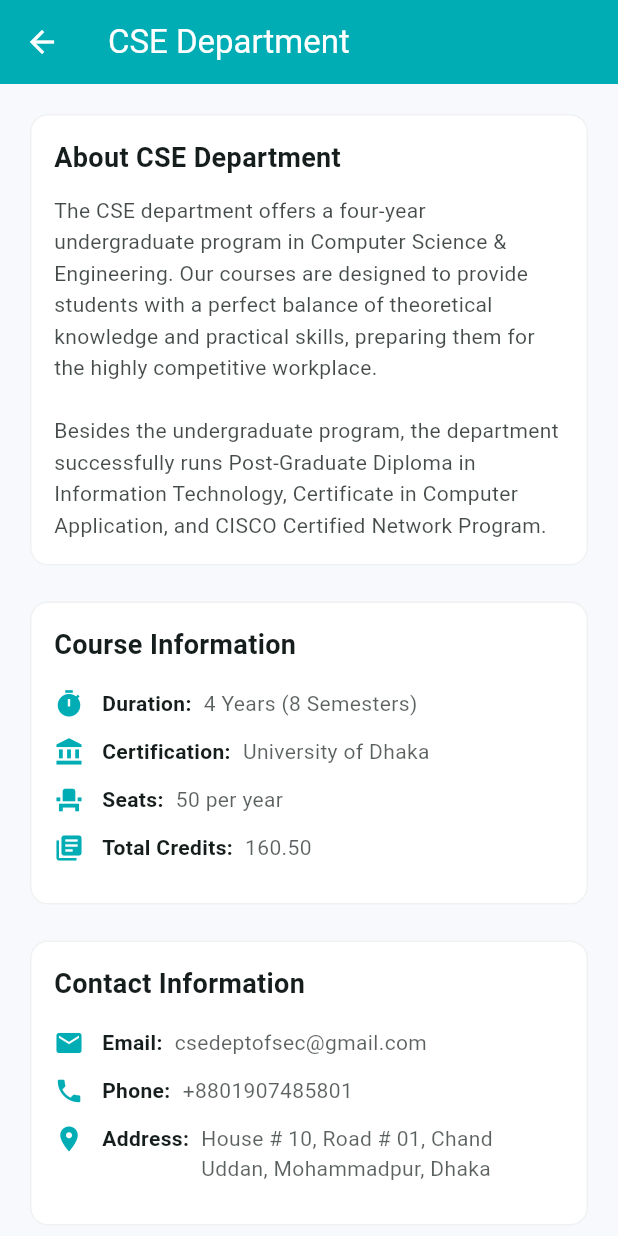
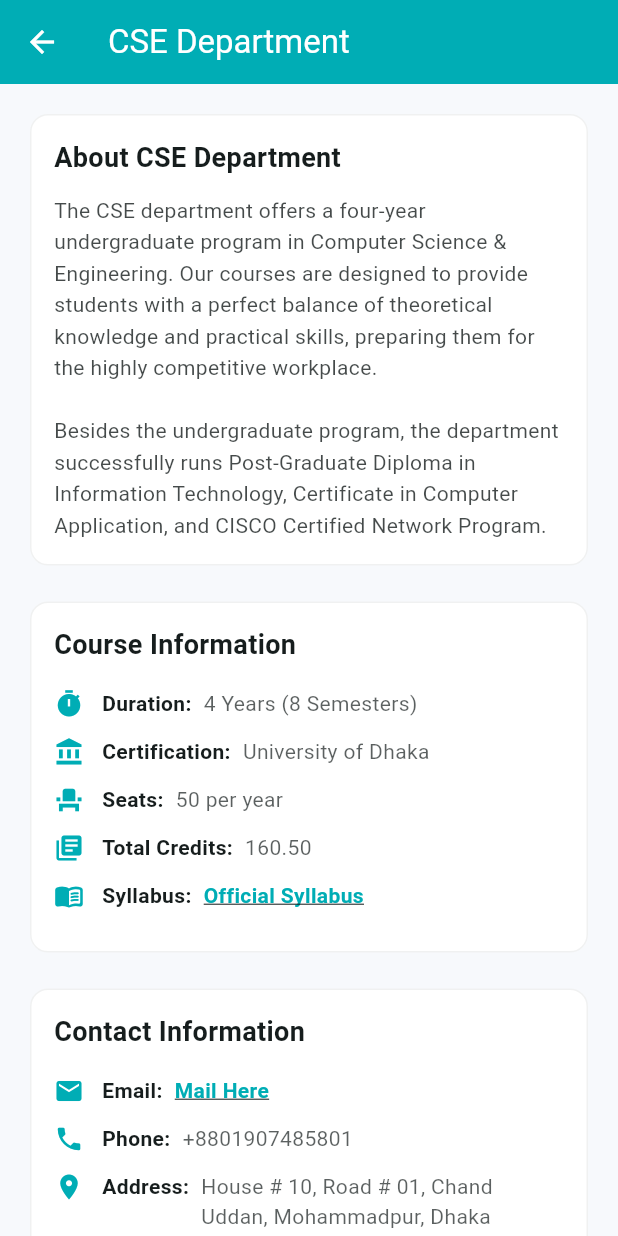
Before and after one commit to ImranHasan13421/ShEC-CSE, a Flutter app: the DepartmentScreen screen opened directly, on a phone screen of 412 x 824 dp. Run offline on Flutter 3.47's test engine with Material 3 defaults, Android fonts, the phone set to English and light mode, and no system bars; our stand-ins replace image_cropper, image_picker.

Commit message:
Updating Screens

```diff
--- a/lib/screens/department_screen.dart
+++ b/lib/screens/department_screen.dart
@@ -1,13 +1,19 @@
-//lib/screens/department_screen.dart/
 import 'package:flutter/material.dart';
+import 'package:url_launcher/url_launcher.dart'; // Make sure to add this import
 
 class DepartmentScreen extends StatelessWidget {
   const DepartmentScreen({super.key});
 
+  // Helper method to open URLs
+  Future<void> _launchURL(String urlString) async {
+    final Uri url = Uri.parse(urlString);
+    if (!await launchUrl(url, mode: LaunchMode.externalApplication)) {
+      debugPrint('Could not launch $urlString');
+    }
+  }
+
   @override
   Widget build(BuildContext context) {
-    final colors = Theme.of(context).colorScheme;
-
     return Scaffold(
       appBar: AppBar(
         title: const Text('CSE Department'),
@@ -24,12 +30,14 @@ class DepartmentScreen extends StatelessWidget {
             _InfoRow(Icons.account_balance, 'Certification:', 'University of Dhaka'),
             _InfoRow(Icons.event_seat, 'Seats:', '50 per year'),
             _InfoRow(Icons.library_books, 'Total Credits:', '160.50'),
+            _InfoRow(Icons.menu_book_rounded, 'Syllabus:', 'Official Syllabus', url: 'https://drive.google.com/file/d/1qto0ELdWgFXq05M-lHLNnnICP0rlPYQa/view'),
           ]),
           const SizedBox(height: 16),
           _buildInfoCard(context, 'Contact Information', [
-            _InfoRow(Icons.email, 'Email:', 'csedeptofsec@gmail.com'),
+            _InfoRow(Icons.mail, 'Email:', 'Mail Here', url: 'shec.ac.bd@gmail.com'),
             _InfoRow(Icons.phone, 'Phone:', '+8801907485801'),
             _InfoRow(Icons.location_on, 'Address:', 'House # 10, Road # 01, Chand Uddan, Mohammadpur, Dhaka'),
+            _InfoRow(Icons.link, 'Website:', 'ShEC CSE Department', url: 'https://shec.ac.bd/cse-department.html'),
           ]),
         ],
       ),
@@ -77,6 +85,10 @@ class DepartmentScreen extends StatelessWidget {
             const SizedBox(height: 16),
             ...rows.map((row) => Padding(
               padding: const EdgeInsets.only(bottom: 12.0),
+              // Wrap the row in a GestureDetector to make it clickable
+              child: GestureDetector(
+                onTap: row.url != null ? () => _launchURL(row.url!) : null,
+                behavior: HitTestBehavior.opaque,
                 child: Row(
                   crossAxisAlignment: CrossAxisAlignment.start,
                   children: [
@@ -84,8 +96,19 @@ class DepartmentScreen extends StatelessWidget {
                     const SizedBox(width: 12),
                     Text(row.label, style: const TextStyle(fontWeight: FontWeight.w600)),
                     const SizedBox(width: 8),
-                  Expanded(child: Text(row.value, style: TextStyle(color: colors.onSurface.withOpacity(0.7)))),
+                    Expanded(
+                      child: Text(
+                        row.value,
+                        style: TextStyle(
+                          // If it has a URL, make it look like a hyperlink!
+                          color: row.url != null ? colors.primary : colors.onSurface.withOpacity(0.7),
+                          decoration: row.url != null ? TextDecoration.underline : TextDecoration.none,
+                          fontWeight: row.url != null ? FontWeight.bold : FontWeight.normal,
+                        ),
+                      ),
+                    ),
                   ],
+                ),
               ),
             )),
           ],
@@ -99,5 +122,7 @@ class _InfoRow {
   final IconData icon;
   final String label;
   final String value;
-  _InfoRow(this.icon, this.label, this.value);
+  final String? url;
+
+  _InfoRow(this.icon, this.label, this.value, {this.url});
 }
```
Lines whose indentation alone changed are shown as unchanged.
